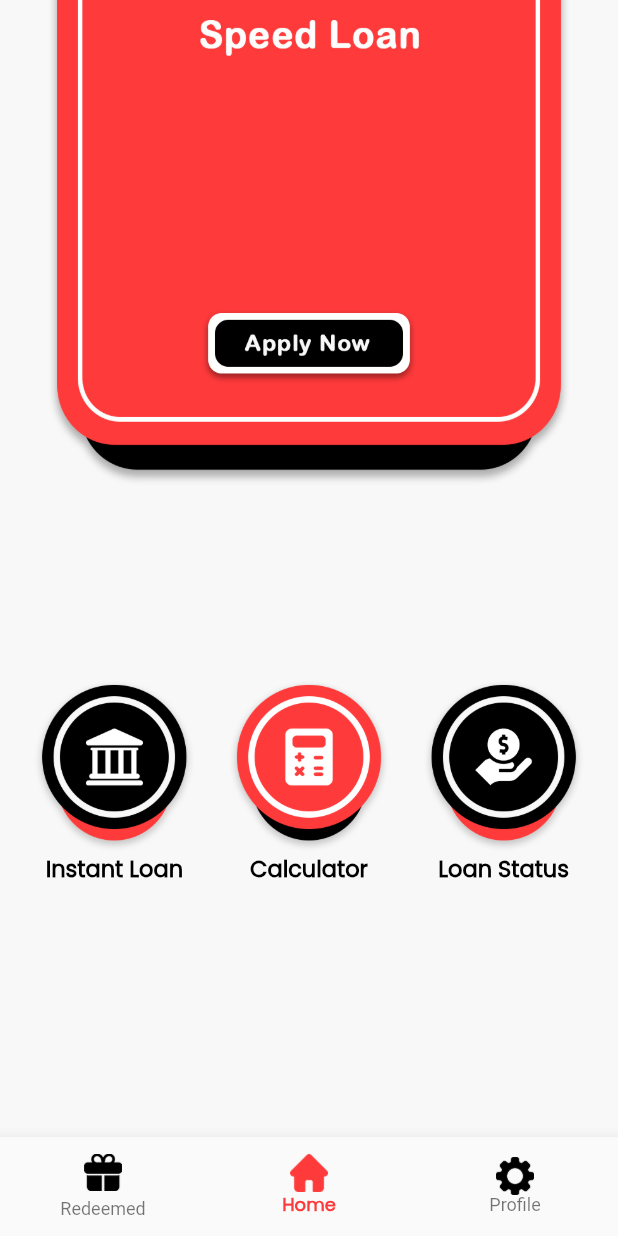
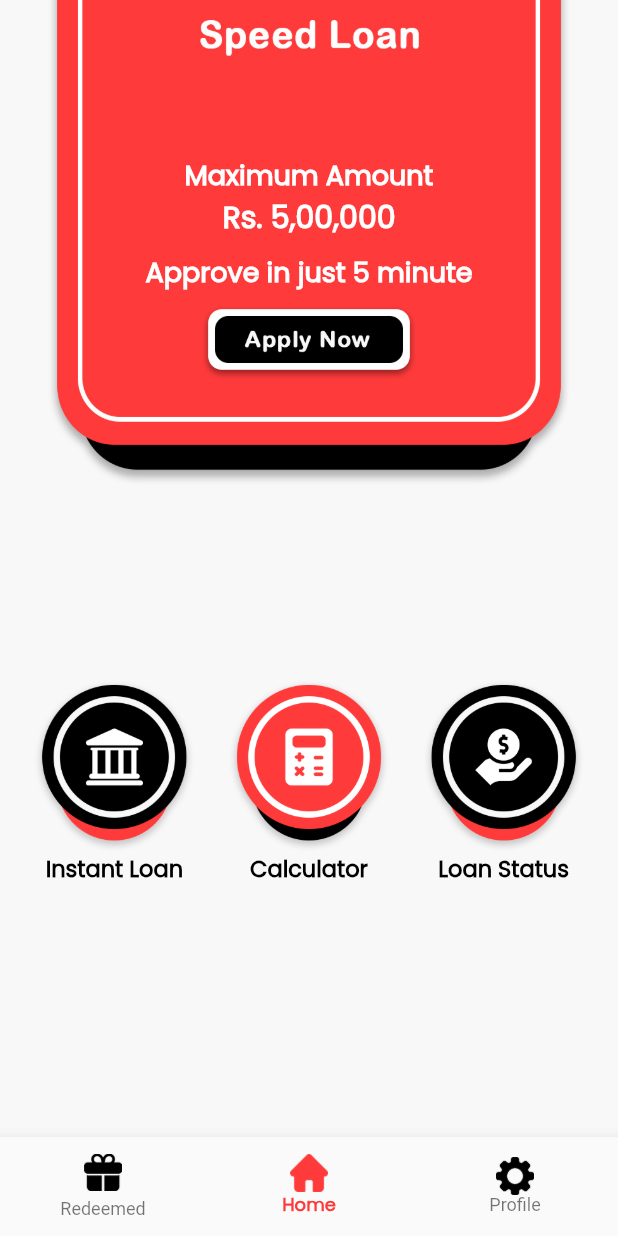
Before and after one commit to DhruvalGorasiya/speed_lone, a Flutter app: the screen it shows after launch, item 2 of the bottom bar chosen, on a phone screen of 412 x 824 dp. Run offline on Flutter 3.47's test engine with Material 2 defaults, Android fonts, the phone set to English and light mode, and no system bars; our stand-ins replace cloud_firestore, connectivity_plus, firebase_core, get, google_mobile_ads, syncfusion_flutter_gauges; missing offline and left inert: store_redirect; accounts and stored records are empty.

```diff
--- a/lib/controller/compare_lone_calculator.dart
+++ b/lib/controller/compare_lone_calculator.dart
@@ -5,8 +5,6 @@ import 'package:get/get.dart';
 
 class CompareLoneCalculatorController extends GetxController {
   TextEditingController loanAmountController = TextEditingController();
-  TextEditingController interestRateController = TextEditingController();
-  TextEditingController durationController = TextEditingController();
 
   RxDouble loanAmount = 1.0.obs;
   RxDouble interestRate = 1.0.obs;
--- a/lib/view/home.dart
+++ b/lib/view/home.dart
@@ -3,9 +3,13 @@ import 'package:get/get.dart';
 import 'package:get/route_manager.dart';
 import 'package:lone_counter/controller/connectivity_controller.dart';
 import 'package:lone_counter/servics/ad_mob_services.dart';
+import 'package:lone_counter/utils/colors_constant.dart';
+import 'package:lone_counter/utils/colors_constant.dart';
+import 'package:lone_counter/utils/colors_constant.dart';
 
 import 'package:lone_counter/utils/image_constant.dart';
 import 'package:lone_counter/utils/routes.dart';
+import 'package:lone_counter/utils/text_style_constant.dart';
 import 'package:lone_counter/widget/custom_button.dart';
 
 class HomeView extends StatefulWidget {
@@ -27,14 +31,36 @@ class _HomeViewState extends State<HomeView> {
             alignment: Alignment.topCenter,
             child: Padding(
               padding: EdgeInsets.only(
-                top: Get.width * 0.5,
+                top: Get.width * 0.25,
               ),
-              child: GestureDetector(
-                  onTap: () {
-                    Get.toNamed(Routes.loanDetailView);
-                  },
-                  child: Image.asset(ImageConstant.applyNow,
-                      width: Get.width * 0.35)),
+              child: Column(
+                children: [
+                   Text(
+                    "Maximum Amount",
+                    style: TextStyleConstant.bold18.copyWith(color: Colors.white),
+                  ),
+                   Padding(
+                    padding: EdgeInsets.only(bottom:  Get.width * 0.02),
+                    child: Text(
+                      "Rs. 5,00,000",
+                      style: TextStyleConstant.bold20.copyWith(color: Colors.white),
+                    ),
+                  ),
+                   Padding(
+                    padding: EdgeInsets.only(bottom: Get.width * 0.02),
+                    child: Text(
+                      "Approve in just 5 minute",
+                      style: TextStyleConstant.bold18.copyWith(color: Colors.white),
+                    ),
+                  ),
+                  GestureDetector(
+                      onTap: () {
+                        Get.toNamed(Routes.loanDetailView);
+                      },
+                      child: Image.asset(ImageConstant.applyNow,
+                          width: Get.width * 0.35)),
+                ],
+              ),
             ),
           ),
           Padding(
```
Also changed, not shown: lib/view/simple_calculator.dart (+32 -10 lines).
